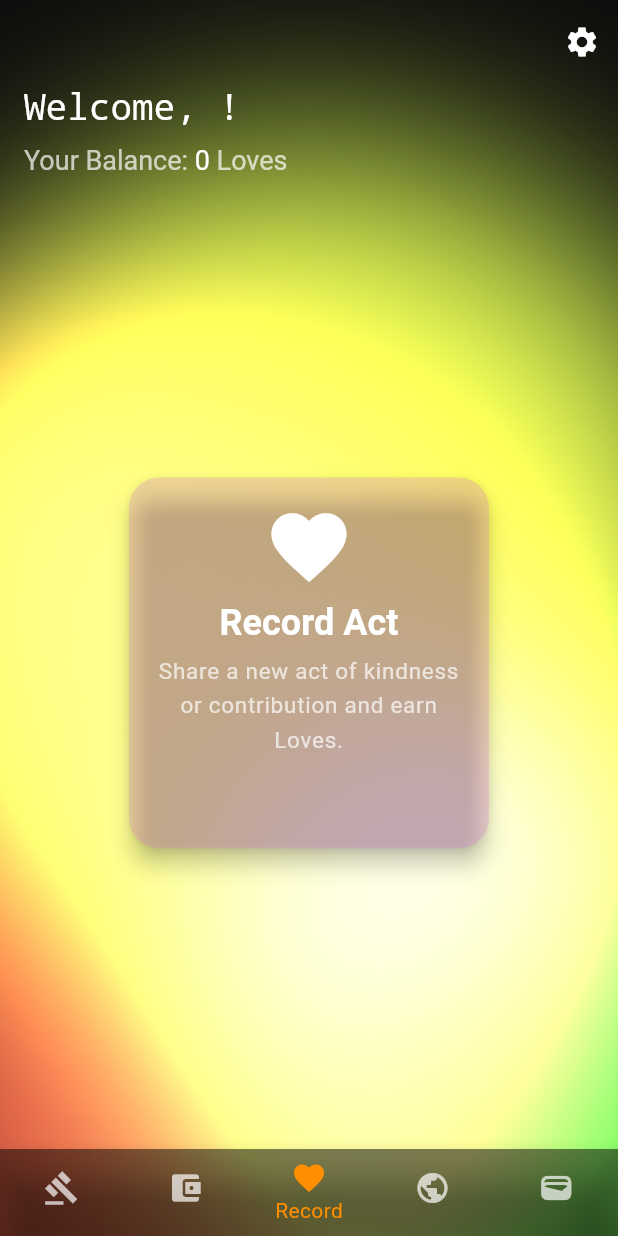
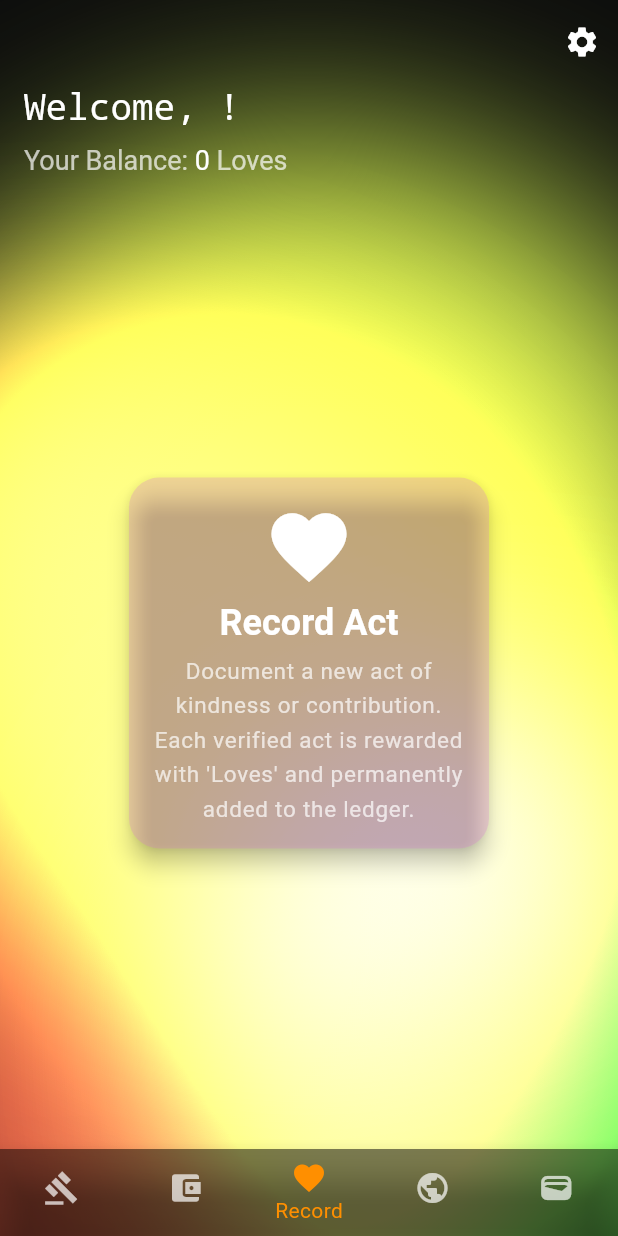
Before and after one commit to dfeen87/front-end-peoples-coin, a Flutter app: the HomePage screen opened by its route, on a phone screen of 412 x 824 dp. Run offline on Flutter 3.47's test engine with Material 3 defaults, Android fonts, the phone set to English and light mode, and no system bars; our stand-ins replace firebase_auth, firebase_core, flutter_animate, flutter_dotenv, flutter_riverpod, go_router and 2 more; missing offline and left inert: firebase_app_check; accounts and stored records are empty.

Commit message:
new main

```diff
--- a/lib/main.dart
+++ b/lib/main.dart
@@ -22,16 +22,13 @@ import 'pages/governance_page.dart';
 import 'pages/my_wallet_page.dart';
 import 'pages/public_ledger_page.dart';
 import 'screens/welcome_screen.dart';
-// Import TechSystem from its new central location
 import 'package:brightacts_frontend_app/models/tech_system.dart';
-import 'screens/code_display_page.dart'; // Import the new code page
+import 'screens/code_display_page.dart';
 
-// Using aliases for sign-in and sign-up screens to prevent potential import conflicts
 import 'screens/sign_up_screen.dart' as sign_up;
 import 'screens/sign_in_screen.dart' as sign_in;
 
-// Import DevAccessScreen from its assumed location
-import 'pages/dev_access_screen.dart'; // <--- ADDED THIS IMPORT
+import 'pages/dev_access_screen.dart';
 
 import 'state/auth_provider.dart' as MyAppAuthProvider;
 import 'firebase_options.dart';
@@ -102,56 +99,37 @@ Future<void> main() async {
     MultiProvider(
       providers: [
         Provider<PeoplesCoinApiClient>(create: (_) => PeoplesCoinApiClient()),
-        ChangeNotifierProxyProvider<PeoplesCoinApiClient, MyAppAuthProvider.AuthProvider>(
-          create: (context) => MyAppAuthProvider.AuthProvider(context.read<PeoplesCoinApiClient>()),
-          update: (context, apiClient, previous) => MyAppAuthProvider.AuthProvider(apiClient),
-        ),
-        ChangeNotifierProxyProvider<PeoplesCoinApiClient, UserProvider>(
-          create: (context) => UserProvider(context.read<PeoplesCoinApiClient>()),
-          update: (context, apiClient, previous) => UserProvider(apiClient),
-        ),
-        ChangeNotifierProxyProvider<PeoplesCoinApiClient, ProposalProvider>(
-          create: (context) => ProposalProvider(context.read<PeoplesCoinApiClient>()),
-          update: (context, apiClient, previous) => ProposalProvider(apiClient),
-        ),
-        ChangeNotifierProxyProvider<PeoplesCoinApiClient, GoodwillProcessingProvider>(
-          create: (context) => GoodwillProcessingProvider(context.read<PeoplesCoinApiClient>()),
-          update: (context, apiClient, previous) => GoodwillProcessingProvider(apiClient),
-        ),
-        ChangeNotifierProxyProvider<PeoplesCoinApiClient, LedgerProvider>(
-          create: (context) => LedgerProvider(context.read<PeoplesCoinApiClient>()),
-          update: (context, apiClient, previous) => LedgerProvider(apiClient),
-        ),
+
+        // --- Provider setup simplified ---
+        // Since the providers only depend on the static ApiClient, we can use the simpler
+        // ChangeNotifierProvider instead of ChangeNotifierProxyProvider.
+        ChangeNotifierProvider(create: (context) => MyAppAuthProvider.AuthProvider(context.read<PeoplesCoinApiClient>())),
+        ChangeNotifierProvider(create: (context) => UserProvider(context.read<PeoplesCoinApiClient>())),
+        ChangeNotifierProvider(create: (context) => ProposalProvider(context.read<PeoplesCoinApiClient>())),
+        ChangeNotifierProvider(create: (context) => GoodwillProcessingProvider(context.read<PeoplesCoinApiClient>())),
+        ChangeNotifierProvider(create: (context) => LedgerProvider(context.read<PeoplesCoinApiClient>())),
       ],
       child: const BrightActsApp(),
     ),
   );
 }
 
-// --- ROUTER CONFIGURATION (UPDATED) ---
-
+// --- ROUTER CONFIGURATION ---
 final _router = GoRouter(
-  // CHANGED: Set initialLocation to '/welcome' to make WelcomeScreen the landing page.
-  // If you want the AppStartupController to handle initial auth redirects, set to '/'.
   initialLocation: '/welcome',
   routes: [
     GoRoute(path: '/', builder: (context, state) => const AppStartupController()),
     GoRoute(path: '/welcome', builder: (context, state) => const WelcomeScreen()),
-    // Using aliased imports for sign-in and sign-up screens
     GoRoute(path: '/sign_in', builder: (context, state) => const sign_in.SignInScreen()),
     GoRoute(path: '/sign_up', builder: (context, state) => const sign_up.SignUpScreen()),
-    // DevAccessScreen is now imported
     GoRoute(path: '/dev-sign-in', builder: (context, state) => const DevAccessScreen()),
-    // --- NEW: Route for the code viewer page ---
     GoRoute(
       path: '/code-viewer',
       builder: (context, state) {
-        // Safely cast the extra parameter to the TechSystem object
         final system = state.extra as TechSystem?;
         if (system != null) {
           return CodeDisplayPage(title: 'Code Viewer', system: system);
         }
-        // Fallback if the parameter is missing (should not happen in normal flow)
         return const Scaffold(body: Center(child: Text('Error: No system data provided.')));
       },
     ),
@@ -164,7 +142,7 @@ final _router = GoRouter(
   ],
 );
 
-// --- APP SHELL WIDGET ---
+// --- APP SHELL, ROOT APP, and STARTUP CONTROLLER WIDGETS (Unchanged) ---
 class AppShell extends StatelessWidget {
   final Widget child;
   const AppShell({required this.child, super.key});
@@ -179,8 +157,6 @@ class AppShell extends StatelessWidget {
     );
   }
 }
-
-// --- ROOT APP WIDGET ---
 
 class BrightActsApp extends StatelessWidget {
   const BrightActsApp({super.key});
@@ -202,8 +178,6 @@ class BrightActsApp extends StatelessWidget {
     );
   }
 }
-
-// --- App Startup Controller ---
 
 class AppStartupController extends StatefulWidget {
   const AppStartupController({super.key});
@@ -241,10 +215,8 @@ class _AppStartupControllerState extends State<AppStartupController> {
   }
 }
 
+
 // --- HOME PAGE WIDGET ---
-// ... (The rest of your main.dart file remains the same)
-// I have omitted it here for brevity.
-
 class HomePage extends StatefulWidget {
   const HomePage({super.key});
   @override
@@ -264,15 +236,54 @@ class _HomePageState extends State<HomePage> {
     _pages = _buildPages();
   }
 
+  // --- Descriptions Updated ---
   List<Widget> _buildPages() {
     return [
-      _buildNavigationPage(title: 'Governance', description: 'View active proposals, create new ones, and cast your votes.', icon: Icons.gavel, cardColor: AppColors.governance, buttonText: "View Proposals", pageToOpen: const GovernancePage()),
-      _buildNavigationPage(title: 'My Portfolio', description: 'Track your personal acts of goodwill and contributions.', icon: Icons.account_balance_wallet, cardColor: AppColors.portfolio, buttonText: "View My Acts", pageToOpen: const MyPortfolioPage()),
-      _buildNavigationPage(title: 'Record Act', description: 'Share a new act of kindness or contribution and earn Loves.', icon: Icons.favorite, cardColor: AppColors.recordAct, buttonText: "Submit a Bright Act", pageToOpen: const SubmitGoodwillPage()),
-      _buildNavigationPage(title: 'Public Ledger', description: 'View all recorded acts of goodwill on the blockchain.', icon: Icons.public, cardColor: AppColors.ledger, buttonText: "View Ledger", pageToOpen: const PublicLedgerPage()),
-      _buildNavigationPage(title: 'My Wallet', description: 'Manage your Loves balance, send, and receive.', icon: Icons.wallet, cardColor: AppColors.wallet, buttonText: "Open Wallet", pageToOpen: const MyWalletPage()),
+      _buildNavigationPage(
+        title: 'Governance',
+        description: 'Influence the future of the platform. View active proposals, create new ones, and cast your votes on community-led initiatives.',
+        icon: Icons.gavel,
+        cardColor: AppColors.governance,
+        buttonText: "View Proposals",
+        pageToOpen: const GovernancePage(),
+      ),
+      _buildNavigationPage(
+        title: 'My Portfolio',
+        description: 'Review your personal history of contributions, track your impact, and see how your acts have strengthened the community.',
+        icon: Icons.account_balance_wallet,
+        cardColor: AppColors.portfolio,
+        buttonText: "View My Acts",
+        pageToOpen: const MyPortfolioPage(),
+      ),
+      _buildNavigationPage(
+        title: 'Record Act',
+        description: 'Document a new act of kindness or contribution. Each verified act is rewarded with \'Loves\' and permanently added to the ledger.',
+        icon: Icons.favorite,
+        cardColor: AppColors.recordAct,
+        buttonText: "Submit a Bright Act",
+        pageToOpen: const SubmitGoodwillPage(),
+      ),
+      _buildNavigationPage(
+        title: 'Public Ledger',
+        description: 'Explore the transparent and immutable record of every act of goodwill submitted by the community. A testament to our collective impact.',
+        icon: Icons.public,
+        cardColor: AppColors.ledger,
+        buttonText: "View Ledger",
+        pageToOpen: const PublicLedgerPage(),
+      ),
+      _buildNavigationPage(
+        title: 'My Wallet',
+        description: 'Securely manage your \'Loves\' balance, view transaction history, and send tokens to other members of the community.',
+        icon: Icons.wallet,
+        cardColor: AppColors.wallet,
+        buttonText: "Open Wallet",
+        pageToOpen: const MyWalletPage(),
+      ),
     ];
   }
+
+// ... The rest of the HomePage and other widgets remain unchanged ...
+// ... I have omitted them here for brevity as they are identical to your original code ...
 
   @override
   void dispose() {
```
